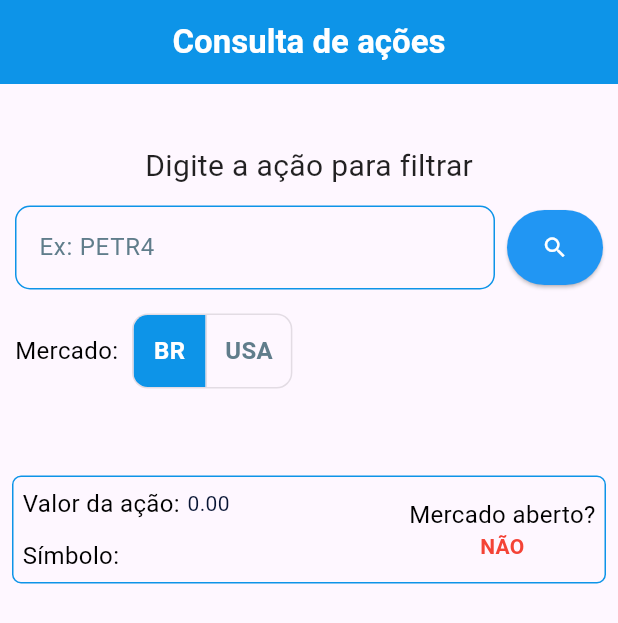
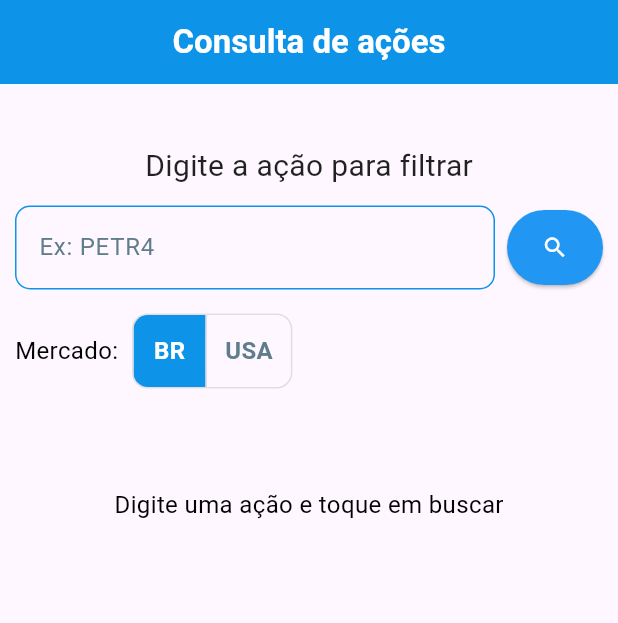
Before and after one commit to viniciusfernandes08/frontend-bolsa-valores, a Flutter app: the screen it shows after launch, on a phone screen of 412 x 824 dp. Shown: the top 623 px of the screen. Run offline on Flutter 3.47's test engine with Material 3 defaults, Android fonts, the light colour scheme and no system bars; our stand-ins replace get.

Commit message:
feat: improve controllers, model and widget

```diff
--- a/lib/controllers/global_controller.dart
+++ b/lib/controllers/global_controller.dart
@@ -1,17 +1,24 @@
 import 'package:frontend_invest/models/home_model.dart';
+import 'package:get/get.dart';
 
-class GlobalController {
-  HomeModel? _homeData;
+class GlobalController extends GetxController {
+  final RxBool _isLoading = false.obs;
+  final Rx<HomeModel> _homeData = HomeModel(
+    name: '',
+    symbol: '',
+    price: '0.0',
+    change: '0.0',
+    datetime: '',
+  ).obs;
 
-  HomeModel setHomeData(HomeModel homeData) => _homeData = homeData;
+  bool get isLoading => _isLoading.value;
+  HomeModel get homeData => _homeData.value;
 
-  HomeModel get homeData =>
-      _homeData ??
-      HomeModel(
-        name: '',
-        symbol: '',
-        price: '0.0',
-        change: '0.0',
-        datetime: '',
-      );
+  void setLoading(bool value) {
+    _isLoading.value = value;
+  }
+
+  void setHomeData(HomeModel data) {
+    _homeData.value = data;
+  }
 }
--- a/lib/controllers/home_controller.dart
+++ b/lib/controllers/home_controller.dart
@@ -3,20 +3,28 @@ import 'package:frontend_invest/models/home_model.dart';
 import 'package:get/get.dart';
 import 'package:http/http.dart' as http;
 
-class HomeController {
+class HomeController extends GetxController {
   final GlobalController _globalController = Get.find<GlobalController>();
 
   Future<void> searchStocks(String symbol, String source) async {
     final url = Uri.parse('http://10.0.2.2:3000/stocks/$symbol?source=$source');
 
     try {
+      _globalController.setLoading(true);
+
       final response = await http.get(url);
 
-      HomeModel homeData = HomeModel.fromJson(response.body);
+      if (response.statusCode == 200) {
+        HomeModel homeData = HomeModel.fromJson(response.body);
 
-      _globalController.setHomeData(homeData);
+        _globalController.setHomeData(homeData);
+      } else {
+        throw Exception('Erro ${response.statusCode}: ${response.body}');
+      }
     } catch (e) {
-      print('Erro: $e');
+      print('Erro ao buscar ação: $e');
+    } finally {
+      _globalController.setLoading(false);
     }
   }
 }
--- a/lib/widgets/stocks_widget.dart
+++ b/lib/widgets/stocks_widget.dart
@@ -8,7 +8,33 @@ class StocksWidget extends StatelessWidget {
 
   @override
   Widget build(BuildContext context) {
-    final homeData = Get.find<GlobalController>().homeData;
+    final GlobalController controller = Get.find<GlobalController>();
+
+    return Obx(() {
+      if (controller.isLoading) {
+        return const Padding(
+          padding: EdgeInsets.all(16),
+          child: Center(
+            child: CircularProgressIndicator(color: AppColors.primaryBlue),
+          ),
+        );
+      }
+
+      final homeData = controller.homeData;
+
+      if (homeData.symbol.isEmpty) {
+        return const Padding(
+          padding: EdgeInsets.all(16),
+          child: Text(
+            'Digite uma ação e toque em buscar',
+            style: TextStyle(
+              fontSize: 16,
+              fontWeight: FontWeight.w400,
+              color: Colors.black,
+            ),
+          ),
+        );
+      }
 
       final double price = double.tryParse(homeData.price) ?? 0.00;
       String formattedPrice = price.toStringAsFixed(2);
@@ -38,12 +64,16 @@ class StocksWidget extends StatelessWidget {
                           style: TextStyle(
                             color: Colors.black,
                             fontSize: 16,
-                          fontWeight: FontWeight.w400,
+                            fontWeight: FontWeight.w500,
                           ),
                         ),
                         Text(
                           formattedPrice,
-                        style: const TextStyle(color: AppColors.darkBlue),
+                          style: const TextStyle(
+                            color: AppColors.darkBlue,
+                            fontSize: 16,
+                            fontWeight: FontWeight.bold,
+                          ),
                         ),
                       ],
                     ),
@@ -57,12 +87,16 @@ class StocksWidget extends StatelessWidget {
                           style: TextStyle(
                             color: Colors.black,
                             fontSize: 16,
-                          fontWeight: FontWeight.w400,
+                            fontWeight: FontWeight.w500,
                           ),
                         ),
                         Text(
                           homeData.symbol,
-                        style: const TextStyle(color: AppColors.darkBlue),
+                          style: const TextStyle(
+                            color: AppColors.darkBlue,
+                            fontSize: 16,
+                            fontWeight: FontWeight.bold,
+                          ),
                         ),
                       ],
                     ),
@@ -101,5 +135,6 @@ class StocksWidget extends StatelessWidget {
           ),
         ),
       );
+    });
   }
 }
```
Also changed, not shown: lib/models/home_model.dart (+6 -5 lines). Lines whose indentation alone changed are shown as unchanged.
